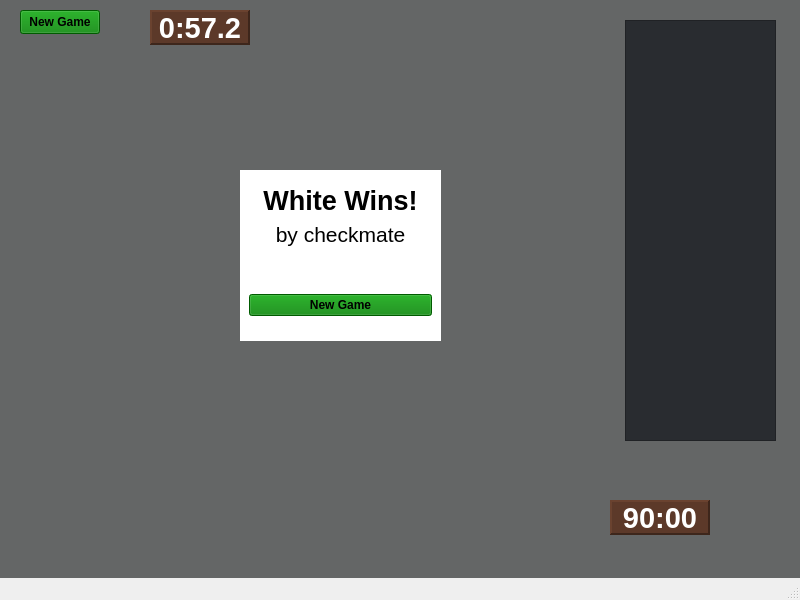
This is chess.ui in ben-ralston/Chess as Qt 5 draws it before an edit. The edited form follows.
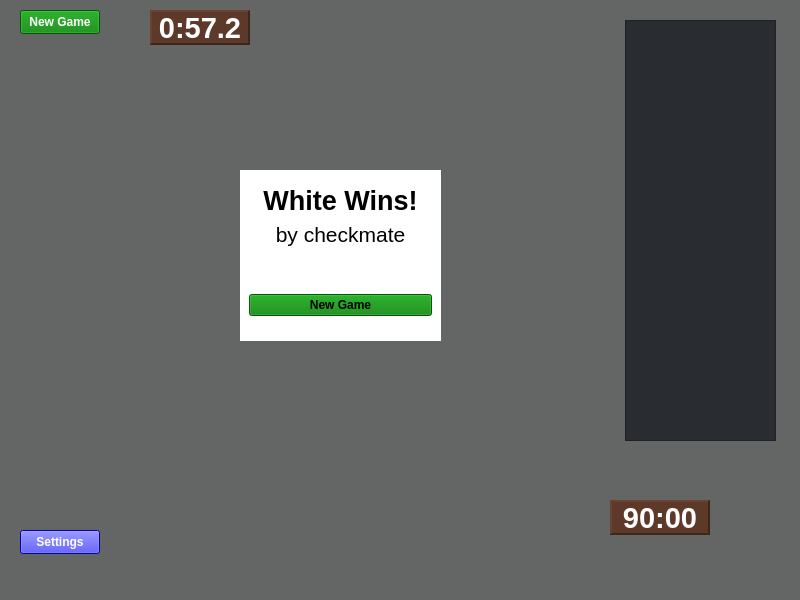
This is the edited form.

Commit message: Create settings page design

```diff
--- a/chess.ui
+++ b/chess.ui
@@ -190,7 +190,8 @@
      </font>
     </property>
     <property name="styleSheet">
-     <string notr="true">background-color:  green</string>
+     <string notr="true">background-color:  green;
+color: white;</string>
     </property>
     <property name="text">
      <string>New Game</string>
@@ -329,6 +330,53 @@
      </item>
     </layout>
    </widget>
+   <widget class="QPushButton" name="settingsButton">
+    <property name="geometry">
+     <rect>
+      <x>20</x>
+      <y>530</y>
+      <width>80</width>
+      <height>24</height>
+     </rect>
+    </property>
+    <property name="sizePolicy">
+     <sizepolicy hsizetype="Minimum" vsizetype="Fixed">
+      <horstretch>0</horstretch>
+      <verstretch>0</verstretch>
+     </sizepolicy>
+    </property>
+    <property name="minimumSize">
+     <size>
+      <width>0</width>
+      <height>0</height>
+     </size>
+    </property>
+    <property name="font">
+     <font>
+      <weight>75</weight>
+      <italic>false</italic>
+      <bold>true</bold>
+      <underline>false</underline>
+      <kerning>true</kerning>
+     </font>
+    </property>
+    <property name="styleSheet">
+     <string notr="true">background-color:  blue;
+color: white;</string>
+    </property>
+    <property name="text">
+     <string>Settings</string>
+    </property>
+    <property name="checkable">
+     <bool>false</bool>
+    </property>
+    <property name="checked">
+     <bool>false</bool>
+    </property>
+    <property name="flat">
+     <bool>false</bool>
+    </property>
+   </widget>
   </widget>
   <widget class="QMenuBar" name="menubar">
    <property name="geometry">
@@ -340,7 +388,6 @@
     </rect>
    </property>
   </widget>
-  <widget class="QStatusBar" name="statusbar"/>
  </widget>
  <resources/>
  <connections/>
```
The commit also changes 10 other files.
